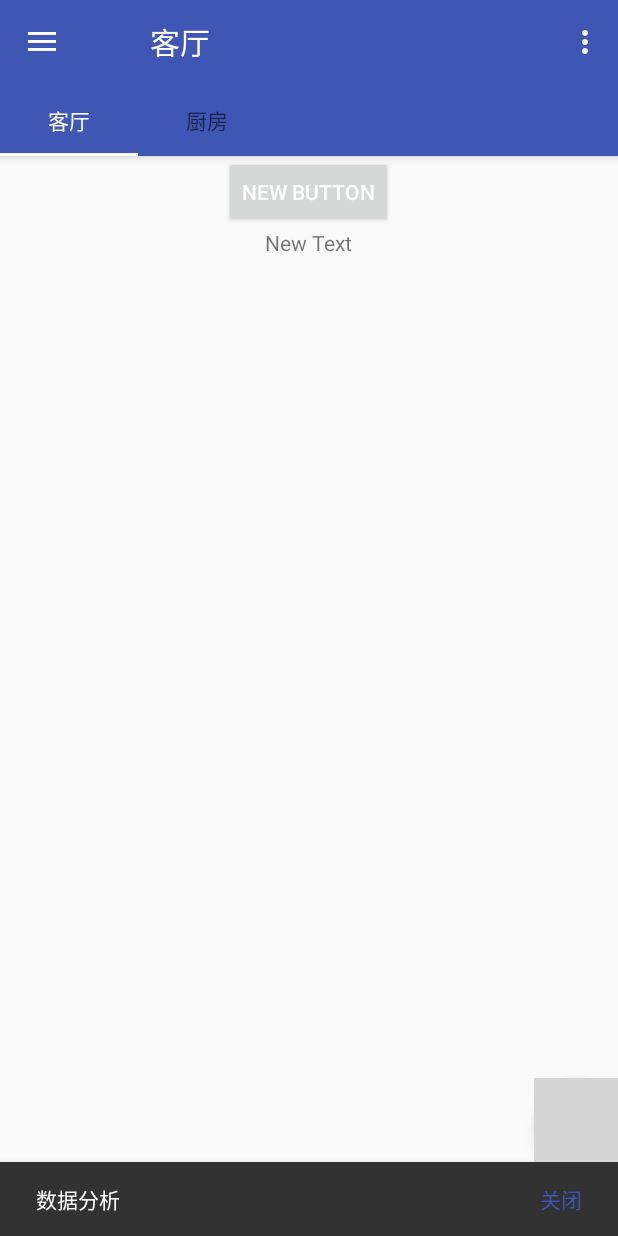
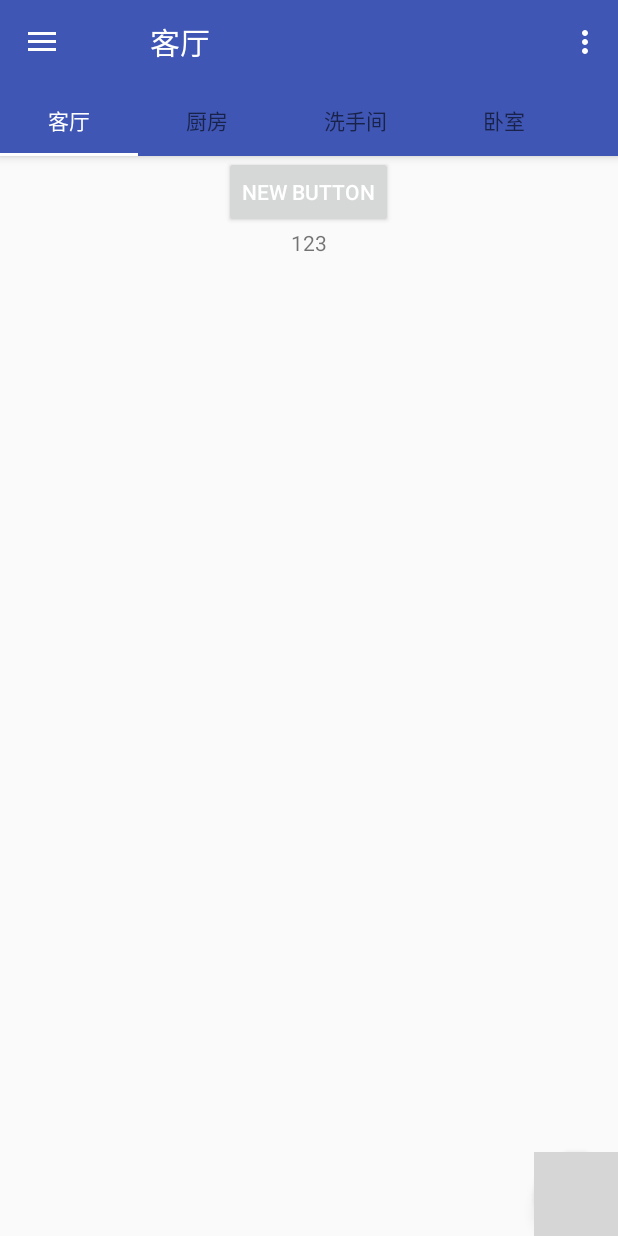
Before and after one commit to SDUST-IHome/IHome-Android, an Android app: the ControlActivity screen opened directly, with no data from a screen before it, after a tap on "数据分析", on a phone screen of 412 x 824 dp. Run offline under Robolectric (Android 15) with nearby library versions, the light colour scheme and no system bars; 2 other taps on this screen came first; grey boxes are pictures that could not be loaded.

Commit message:
Control Page had worked simplely

```diff
--- a/app/src/main/java/cn/ilell/ihome/ControlActivity.java
+++ b/app/src/main/java/cn/ilell/ihome/ControlActivity.java
@@ -18,8 +18,10 @@ import java.util.ArrayList;
 
 import cn.ilell.ihome.adapter.MyViewPagerAdapter;
 import cn.ilell.ihome.base.BaseActivity;
-import cn.ilell.ihome.fragment.ModeFragment;
-import cn.ilell.ihome.fragment.StateFragment;
+import cn.ilell.ihome.fragment.BedroomFragment;
+import cn.ilell.ihome.fragment.KitchenFragment;
+import cn.ilell.ihome.fragment.ParlorFragment;
+import cn.ilell.ihome.fragment.ToiletFragment;
 import cn.ilell.ihome.utils.SnackbarUtil;
 
 import static android.support.design.widget.TabLayout.MODE_SCROLLABLE;
@@ -50,26 +52,29 @@ public class ControlActivity extends BaseActivity {
 
         //初始化填充到ViewPager中的Fragment集合
         mFragments = new ArrayList<>();
-        Bundle stateBundle = new Bundle();
-        stateBundle.putInt("flag", 0);
-        StateFragment stateFragment = new StateFragment();
-        stateFragment.setArguments(stateBundle);
-        mFragments.add(0, stateFragment);
+        Bundle parlorBundle = new Bundle();
+        parlorBundle.putInt("flag", 0);
+        ParlorFragment parlorFragment = new ParlorFragment();
+        parlorFragment.setArguments(parlorBundle);
+        mFragments.add(0, parlorFragment);
 
-        Bundle modeBundle = new Bundle();
-        modeBundle.putInt("flag", 1);
-        ModeFragment modeFragment = new ModeFragment();
-        modeFragment.setArguments(modeBundle);
-        mFragments.add(1, modeFragment);
+        Bundle kitchenBundle = new Bundle();
+        kitchenBundle.putInt("flag", 1);
+        KitchenFragment kitchenFragment = new KitchenFragment();
+        kitchenFragment.setArguments(kitchenBundle);
+        mFragments.add(1, kitchenFragment);
 
+        Bundle toiletBundle = new Bundle();
+        toiletBundle.putInt("flag", 2);
+        ToiletFragment toiletFragment = new ToiletFragment();
+        toiletFragment.setArguments(toiletBundle);
+        mFragments.add(2, toiletFragment);
 
-        /*for (int i = 0; i < mTitles.length; i++) {
-            Bundle mBundle = new Bundle();
-            mBundle.putInt("flag", i);
-            StateFragment mFragment = new StateFragment();
-            mFragment.setArguments(mBundle);
-            mFragments.add(i, mFragment);
-        }*/
+        Bundle bedroomBundle = new Bundle();
+        bedroomBundle.putInt("flag", 3);
+        BedroomFragment bedroomFragment = new BedroomFragment();
+        bedroomFragment.setArguments(bedroomBundle);
+        mFragments.add(3, bedroomFragment);
 
     }
 
@@ -143,7 +148,7 @@ public class ControlActivity extends BaseActivity {
                 mDrawerLayout.closeDrawers();
 
                 // android-support-design兼容包中新添加的一个类似Toast的控件。
-                SnackbarUtil.show(mViewPager, msgString, 0);
+                //SnackbarUtil.show(mViewPager, msgString, 0);
 
                 return true;
             }
--- /dev/null
+++ b/app/src/main/java/cn/ilell/ihome/fragment/BedroomFragment.java
@@ -0,0 +1,72 @@
+package cn.ilell.ihome.fragment;
+
+import android.os.Bundle;
+import android.support.annotation.Nullable;
+import android.support.v4.widget.SwipeRefreshLayout;
+import android.view.LayoutInflater;
+import android.view.View;
+import android.view.ViewGroup;
+import android.widget.Button;
+import android.widget.TextView;
+
+import cn.ilell.ihome.R;
+import cn.ilell.ihome.base.BaseFragment;
+
+/**
+ * Created by Monkey on 2015/6/29.
+ */
+public class BedroomFragment extends BaseFragment{
+
+    private Button btn;
+    private TextView text;
+
+    @Nullable
+    @Override
+    public View onCreateView(LayoutInflater inflater, ViewGroup container, Bundle savedInstanceState) {
+        mView = inflater.inflate(R.layout.frag_bedroom, container, false);
+        return mView;
+    }
+
+    @Override
+    public void onActivityCreated(@Nullable Bundle savedInstanceState) {
+        super.onActivityCreated(savedInstanceState);
+
+        mSwipeRefreshLayout = (SwipeRefreshLayout) mView.findViewById(R.id.bedroom_swiperefreshlayout);
+
+
+        // 刷新时，指示器旋转后变化的颜色
+        mSwipeRefreshLayout.setColorSchemeResources(R.color.main_blue_light, R.color.main_blue_dark);
+        mSwipeRefreshLayout.setOnRefreshListener(this);
+
+        initView();
+        setListener();
+    }
+
+    private void initView() {
+        btn = (Button) mView.findViewById(R.id.bedroom_button);
+        text = (TextView) mView.findViewById(R.id.bedroom_textView);
+    }
+
+    private void setListener() {
+        btn.setOnClickListener(this);
+    }
+
+    @Override
+    public void onClick(View v) {
+        switch (v.getId()) {
+
+            case R.id.bedroom_button:
+
+                //do something
+                text.setText("123");
+                break;
+
+           /* case R.id. myButton2:
+
+                //do something
+
+                break;*/
+
+        }
+    }
+}
--- /dev/null
+++ b/app/src/main/java/cn/ilell/ihome/fragment/KitchenFragment.java
@@ -0,0 +1,72 @@
+package cn.ilell.ihome.fragment;
+
+import android.os.Bundle;
+import android.support.annotation.Nullable;
+import android.support.v4.widget.SwipeRefreshLayout;
+import android.view.LayoutInflater;
+import android.view.View;
+import android.view.ViewGroup;
+import android.widget.Button;
+import android.widget.TextView;
+
+import cn.ilell.ihome.R;
+import cn.ilell.ihome.base.BaseFragment;
+
+/**
+ * Created by Monkey on 2015/6/29.
+ */
+public class KitchenFragment extends BaseFragment{
+
+    private Button btn;
+    private TextView text;
+
+    @Nullable
+    @Override
+    public View onCreateView(LayoutInflater inflater, ViewGroup container, Bundle savedInstanceState) {
+        mView = inflater.inflate(R.layout.frag_kitchen, container, false);
+        return mView;
+    }
+
+    @Override
+    public void onActivityCreated(@Nullable Bundle savedInstanceState) {
+        super.onActivityCreated(savedInstanceState);
+
+        mSwipeRefreshLayout = (SwipeRefreshLayout) mView.findViewById(R.id.kitchen_swiperefreshlayout);
+
+
+        // 刷新时，指示器旋转后变化的颜色
+        mSwipeRefreshLayout.setColorSchemeResources(R.color.main_blue_light, R.color.main_blue_dark);
+        mSwipeRefreshLayout.setOnRefreshListener(this);
+
+        initView();
+        setListener();
+    }
+
+    private void initView() {
+        btn = (Button) mView.findViewById(R.id.kitchen_button);
+        text = (TextView) mView.findViewById(R.id.kitchen_textView);
+    }
+
+    private void setListener() {
+        btn.setOnClickListener(this);
+    }
+
+    @Override
+    public void onClick(View v) {
+        switch (v.getId()) {
+
+            case R.id.kitchen_button:
+
+                //do something
+                text.setText("123");
+                break;
+
+           /* case R.id. myButton2:
+
+                //do something
+
+                break;*/
+
+        }
+    }
+}
--- /dev/null
+++ b/app/src/main/java/cn/ilell/ihome/fragment/ParlorFragment.java
@@ -0,0 +1,72 @@
+package cn.ilell.ihome.fragment;
+
+import android.os.Bundle;
+import android.support.annotation.Nullable;
+import android.support.v4.widget.SwipeRefreshLayout;
+import android.view.LayoutInflater;
+import android.view.View;
+import android.view.ViewGroup;
+import android.widget.Button;
+import android.widget.TextView;
+
+import cn.ilell.ihome.R;
+import cn.ilell.ihome.base.BaseFragment;
+
+/**
+ * Created by Monkey on 2015/6/29.
+ */
+public class ParlorFragment extends BaseFragment{
+
+    private Button btn;
+    private TextView text;
+
+    @Nullable
+    @Override
+    public View onCreateView(LayoutInflater inflater, ViewGroup container, Bundle savedInstanceState) {
+        mView = inflater.inflate(R.layout.frag_parlor, container, false);
+        return mView;
+    }
+
+    @Override
+    public void onActivityCreated(@Nullable Bundle savedInstanceState) {
+        super.onActivityCreated(savedInstanceState);
+
+        mSwipeRefreshLayout = (SwipeRefreshLayout) mView.findViewById(R.id.parlor_swiperefreshlayout);
+
+
+        // 刷新时，指示器旋转后变化的颜色
+        mSwipeRefreshLayout.setColorSchemeResources(R.color.main_blue_light, R.color.main_blue_dark);
+        mSwipeRefreshLayout.setOnRefreshListener(this);
+
+        initView();
+        setListener();
+    }
+
+    private void initView() {
+        btn = (Button) mView.findViewById(R.id.parlor_button);
+        text = (TextView) mView.findViewById(R.id.parlor_textView);
+    }
+
+    private void setListener() {
+        btn.setOnClickListener(this);
+    }
+
+    @Override
+    public void onClick(View v) {
+        switch (v.getId()) {
+
+            case R.id.parlor_button:
+
+                //do something
+                text.setText("123");
+                break;
+
+           /* case R.id. myButton2:
+
+                //do something
+
+                break;*/
+
+        }
+    }
+}
--- /dev/null
+++ b/app/src/main/java/cn/ilell/ihome/fragment/ToiletFragment.java
@@ -0,0 +1,72 @@
+package cn.ilell.ihome.fragment;
+
+import android.os.Bundle;
+import android.support.annotation.Nullable;
+import android.support.v4.widget.SwipeRefreshLayout;
+import android.view.LayoutInflater;
+import android.view.View;
+import android.view.ViewGroup;
+import android.widget.Button;
+import android.widget.TextView;
+
+import cn.ilell.ihome.R;
+import cn.ilell.ihome.base.BaseFragment;
+
+/**
+ * Created by Monkey on 2015/6/29.
+ */
+public class ToiletFragment extends BaseFragment{
+
+    private Button btn;
+    private TextView text;
+
+    @Nullable
+    @Override
+    public View onCreateView(LayoutInflater inflater, ViewGroup container, Bundle savedInstanceState) {
+        mView = inflater.inflate(R.layout.frag_toilet, container, false);
+        return mView;
+    }
+
+    @Override
+    public void onActivityCreated(@Nullable Bundle savedInstanceState) {
+        super.onActivityCreated(savedInstanceState);
+
+        mSwipeRefreshLayout = (SwipeRefreshLayout) mView.findViewById(R.id.toilet_swiperefreshlayout);
+
+
+        // 刷新时，指示器旋转后变化的颜色
+        mSwipeRefreshLayout.setColorSchemeResources(R.color.main_blue_light, R.color.main_blue_dark);
+        mSwipeRefreshLayout.setOnRefreshListener(this);
+
+        initView();
+        setListener();
+    }
+
+    private void initView() {
+        btn = (Button) mView.findViewById(R.id.toilet_button);
+        text = (TextView) mView.findViewById(R.id.toilet_textView);
+    }
+
+    private void setListener() {
+        btn.setOnClickListener(this);
+    }
+
+    @Override
+    public void onClick(View v) {
+        switch (v.getId()) {
+
+            case R.id.toilet_button:
+
+                //do something
+                text.setText("123");
+                break;
+
+           /* case R.id. myButton2:
+
+                //do something
+
+                break;*/
+
+        }
+    }
+}
```
